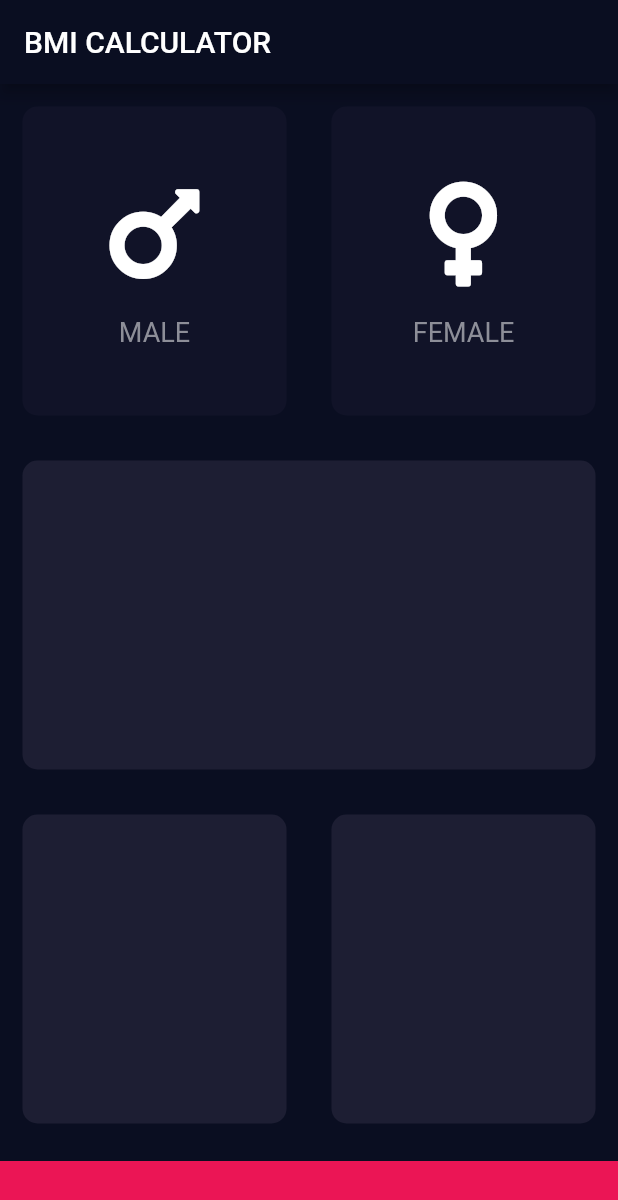
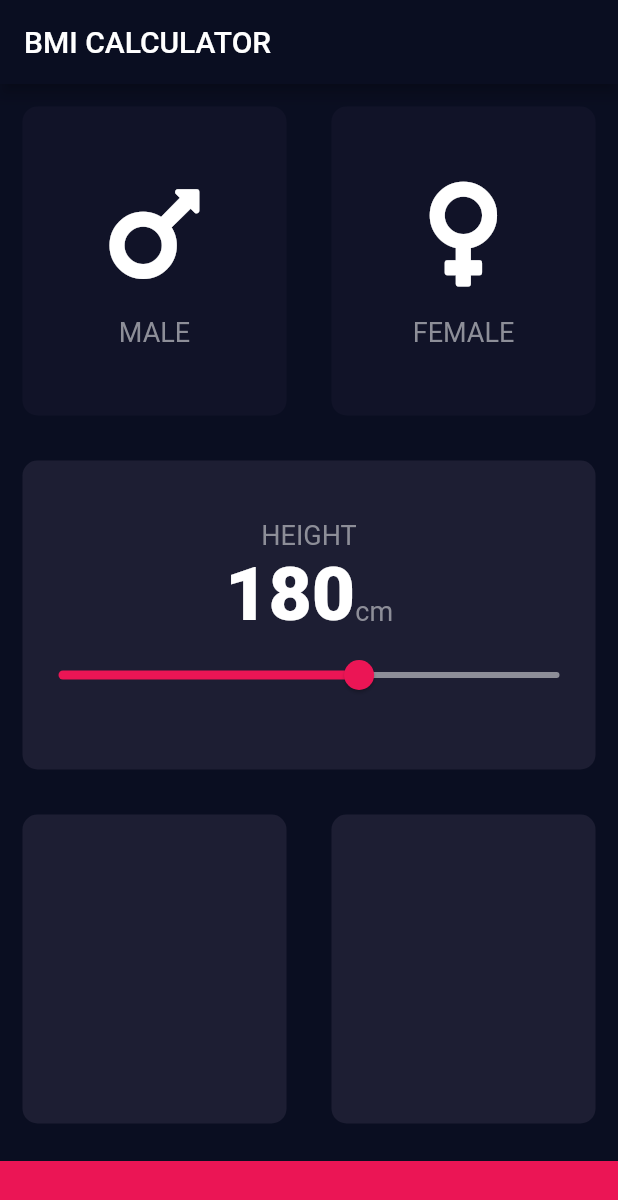
Before and after one commit to PatrickChow0803/flutter-bmi-calc, a Flutter app: the screen it shows after launch, on a phone screen of 412 x 824 dp. Shown: the top 1200 px of the screen. Run offline on Flutter 3.47's test engine with Material 2 defaults, Android fonts, the phone set to English and light mode, and no system bars; our stand-ins replace font_awesome_flutter.

Commit message:
Added a slider widget to adjust the height

```diff
--- /dev/null
+++ b/lib/constants.dart
@@ -0,0 +1,16 @@
+import 'package:flutter/material.dart';
+
+const kBottomContainerHeight = 50.0;
+const kActiveCardColor = Color(0xFF1D1E33);
+const kInactiveCardColor = Color(0xFF111328);
+const kBottomContainerColor = Color(0xFFEB1555);
+
+const kLabelTextStyle = TextStyle(
+  fontSize: 18.0,
+  color: Color(0xFF8D8E98),
+);
+
+const kNumberTextStyle = TextStyle(
+  fontSize: 50.0,
+  fontWeight: FontWeight.w900,
+);
--- a/lib/icon_content.dart
+++ b/lib/icon_content.dart
@@ -1,9 +1,5 @@
+import 'package:bmi_calculator/constants.dart';
 import 'package:flutter/material.dart';
-
-const labelTextStyle = TextStyle(
-  fontSize: 18.0,
-  color: Color(0xFF8D8E98),
-);
 
 class IconContent extends StatelessWidget {
   IconContent({@required this.icon, @required this.label});
@@ -25,7 +21,7 @@ class IconContent extends StatelessWidget {
         ),
         Text(
           label,
-          style: labelTextStyle,
+          style: kLabelTextStyle,
         )
       ],
     );
--- a/lib/input_page.dart
+++ b/lib/input_page.dart
@@ -2,6 +2,7 @@ import 'package:flutter/material.dart';
 import 'package:font_awesome_flutter/font_awesome_flutter.dart';
 import 'icon_content.dart';
 import 'reuseable_card.dart';
+import 'constants.dart';
 
 /*
 
@@ -12,11 +13,6 @@ import 'reuseable_card.dart';
 
 
  */
-
-const BOTTOM_CONTAINER_HEIGHT = 50.0;
-const ACTIVE_CARD_COLOR = Color(0xFF1D1E33);
-const INACTIVE_CARD_COLOR = Color(0xFF111328);
-const BOTTOM_CONTAINER_COLOR = Color(0xFFEB1555);
 
 enum Gender {
   male,
@@ -30,7 +26,7 @@ class InputPage extends StatefulWidget {
 
 class _InputPageState extends State<InputPage> {
   Gender selectedGender;
-
+  int height = 180;
 //  Color maleCardColor = INACTIVE_CARD_COLOR;
 //  Color femaleCardColor = INACTIVE_CARD_COLOR;
 //
@@ -52,6 +48,7 @@ class _InputPageState extends State<InputPage> {
       ),
       // A column has 3 areas horizontally in my app. Therefore add 3 expanded widgets to the column.
       body: Column(
+        crossAxisAlignment: CrossAxisAlignment.stretch,
         children: <Widget>[
           Expanded(
             // A row has 2 areas vertically in my app. Therefore add 2 expanded widgets to the row.
@@ -59,6 +56,7 @@ class _InputPageState extends State<InputPage> {
               children: <Widget>[
                 Expanded(
 //                  GestureDetector is used to detect when the user interacts with the child widget.
+                  // ReuseableCard for the male card
                   child: ReuseableCard(
                     onPress: () {
                       setState(() {
@@ -66,8 +64,8 @@ class _InputPageState extends State<InputPage> {
                       });
                     },
                     color: selectedGender == Gender.male
-                        ? ACTIVE_CARD_COLOR
-                        : INACTIVE_CARD_COLOR,
+                        ? kActiveCardColor
+                        : kInactiveCardColor,
                     cardChild: IconContent(
                       icon: FontAwesomeIcons.mars,
                       label: 'MALE',
@@ -75,6 +73,7 @@ class _InputPageState extends State<InputPage> {
                   ),
                 ),
                 Expanded(
+                  // ReuseableCard for the female card
                   child: ReuseableCard(
                     onPress: () {
                       setState(() {
@@ -82,8 +81,8 @@ class _InputPageState extends State<InputPage> {
                       });
                     },
                     color: selectedGender == Gender.female
-                        ? ACTIVE_CARD_COLOR
-                        : INACTIVE_CARD_COLOR,
+                        ? kActiveCardColor
+                        : kInactiveCardColor,
                     cardChild: IconContent(
                       icon: FontAwesomeIcons.venus,
                       label: 'FEMALE',
@@ -94,8 +93,48 @@ class _InputPageState extends State<InputPage> {
             ),
           ),
           Expanded(
+            // ReuseableCard for the weight slider
             child: ReuseableCard(
-              color: ACTIVE_CARD_COLOR,
+              color: kActiveCardColor,
+              cardChild: Column(
+                mainAxisAlignment: MainAxisAlignment.center,
+                children: <Widget>[
+                  Text(
+                    'HEIGHT',
+                    style: kLabelTextStyle,
+                  ),
+                  Row(
+//                  textBaseline makes it so that the Text widgets are aligned to the bottom.
+                    textBaseline: TextBaseline.alphabetic,
+                    mainAxisAlignment: MainAxisAlignment.center,
+                    crossAxisAlignment: CrossAxisAlignment.baseline,
+                    children: <Widget>[
+                      Text(
+                        height.toString(),
+                        style: kNumberTextStyle,
+                      ),
+                      Text(
+                        'cm',
+                        style: kLabelTextStyle,
+                      ),
+                    ],
+                  ),
+                  Slider(
+                      value: height.toDouble(),
+                      min: 120.0,
+                      max: 220.0,
+                      // Active color is the color to the left of the thumb
+                      activeColor: Color(0xFFEB1555),
+                      // Inactive color is the color to the right of the thumb
+                      inactiveColor: Color(0xFF8D8E98),
+//                        newValue is the value that will be passed to me when the user interacts with the slider
+                      onChanged: (double newValue) {
+                        setState(() {
+                          height = newValue.round();
+                        });
+                      })
+                ],
+              ),
             ),
           ),
           Expanded(
@@ -103,22 +142,22 @@ class _InputPageState extends State<InputPage> {
               children: <Widget>[
                 Expanded(
                   child: ReuseableCard(
-                    color: ACTIVE_CARD_COLOR,
+                    color: kActiveCardColor,
                   ),
                 ),
                 Expanded(
                   child: ReuseableCard(
-                    color: ACTIVE_CARD_COLOR,
+                    color: kActiveCardColor,
                   ),
                 ),
               ],
             ),
           ),
           Container(
-            color: BOTTOM_CONTAINER_COLOR,
+            color: kBottomContainerColor,
             width: double.infinity,
             margin: EdgeInsets.only(top: 10.0),
-            height: BOTTOM_CONTAINER_HEIGHT,
+            height: kBottomContainerHeight,
           ),
         ],
       ),
```
